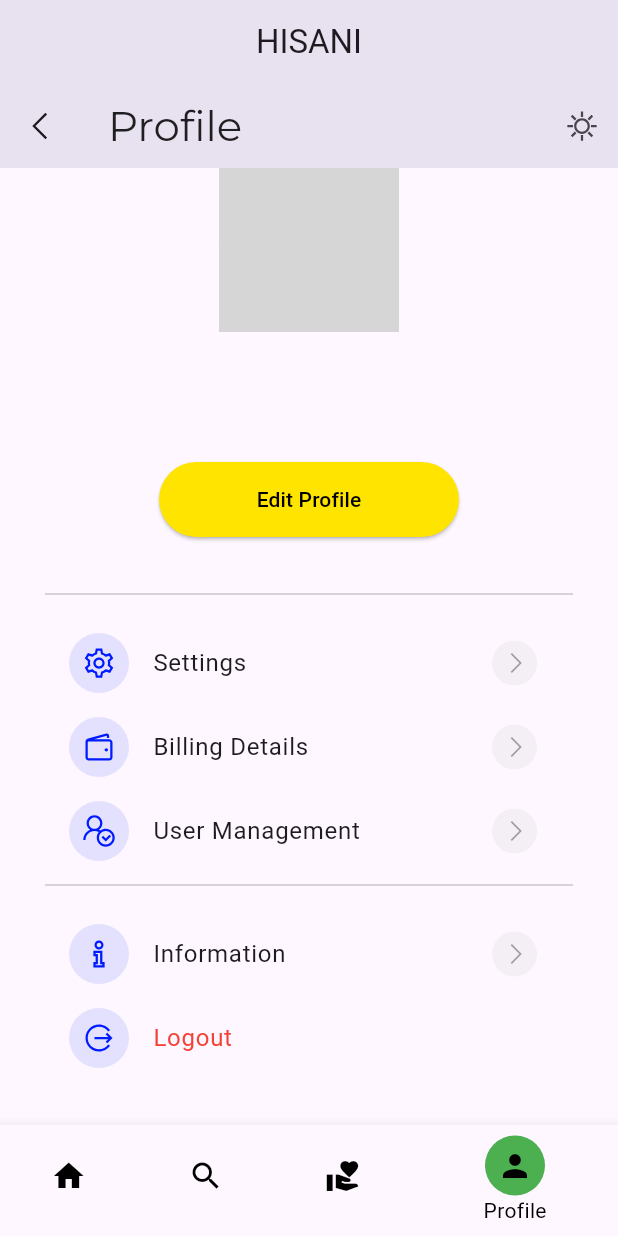
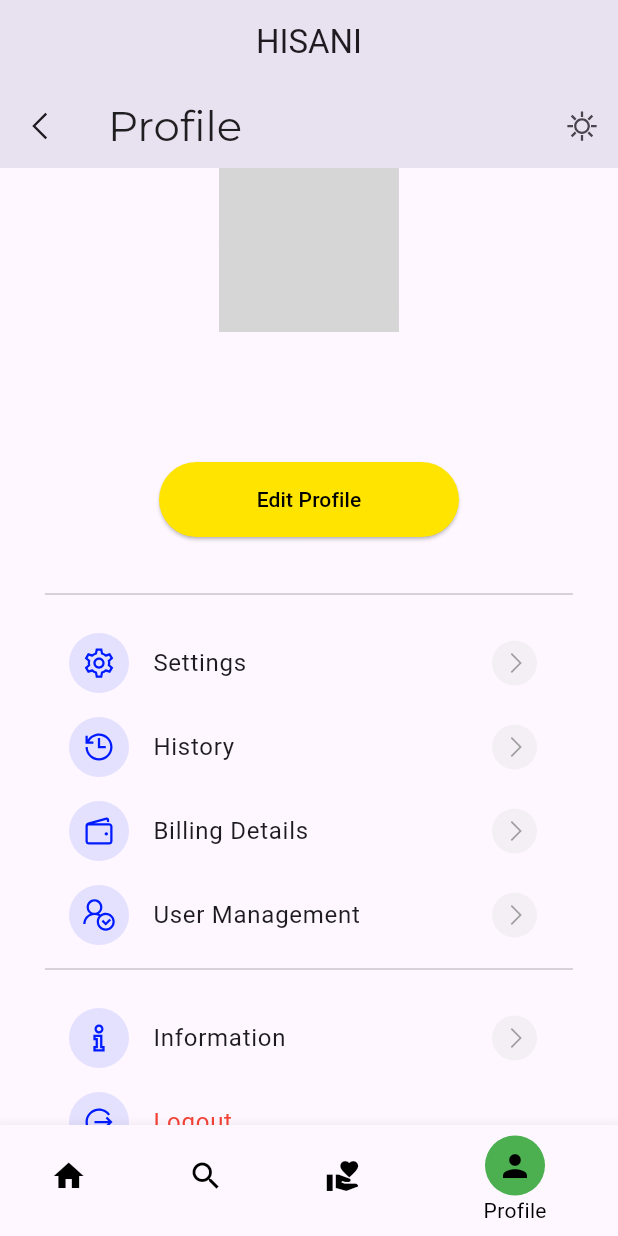
Before and after one commit to sweenymbuvi/Hisani, a Flutter app: the screen it shows once a user with an empty profile is signed in, item 4 of the bottom bar chosen, scrolled down 41 dp, on a phone screen of 412 x 824 dp. Run offline on Flutter 3.47's test engine with Material 3 defaults, Android fonts, the phone set to English and light mode, and no system bars; our stand-ins replace bloc, cloud_firestore, equatable, file_picker, firebase_auth, firebase_core and 13 more; missing offline and left inert: mpesa_flutter_plugin; accounts and stored records are empty; grey boxes are pictures that could not be loaded.

Commit message:
Profile screen updated with user history

```diff
--- a/lib/src/features/authentication/screens/profile/profile_screen.dart
+++ b/lib/src/features/authentication/screens/profile/profile_screen.dart
@@ -6,6 +6,7 @@ import 'package:hisani/src/constants/sizes.dart';
 import 'package:hisani/src/constants/text_strings.dart';
 import 'package:hisani/src/features/authentication/controllers/profile_controller.dart';
 import 'package:hisani/src/features/authentication/models/user_model.dart';
+import 'package:hisani/src/features/authentication/screens/dashboard/history_screen.dart';
 import 'package:hisani/src/features/authentication/screens/profile/update_profile_screen.dart';
 import 'package:hisani/src/features/authentication/screens/profile/widgets/profile_menu.dart';
 import 'package:hisani/src/repository/authentication_repository/authentication_repository.dart';
@@ -39,7 +40,7 @@ class ProfileScreen extends StatelessWidget {
         child: Container(
           padding: const EdgeInsets.all(tDefaultSize),
           child: FutureBuilder(
-            future: controller.getUserData(), // Fetch user data
+            future: controller.getUserData(),
             builder: (context, AsyncSnapshot<UserModel?> snapshot) {
               if (snapshot.connectionState == ConnectionState.done) {
                 if (snapshot.hasData) {
@@ -48,7 +49,6 @@ class ProfileScreen extends StatelessWidget {
                   return Column(
                     crossAxisAlignment: CrossAxisAlignment.center,
                     children: [
-                      // Profile Image and Edit Icon
                       GetBuilder<ProfileController>(
                         builder: (_) {
                           return Stack(
@@ -61,8 +61,7 @@ class ProfileScreen extends StatelessWidget {
                                             controller
                                                 .profileImageUrl!.isNotEmpty)
                                         ? NetworkImage(
-                                                controller.profileImageUrl!)
-                                            as ImageProvider
+                                            controller.profileImageUrl!)
                                         : const AssetImage(tProfileImage),
                               ),
                               Positioned(
@@ -100,8 +99,6 @@ class ProfileScreen extends StatelessWidget {
                         style: Theme.of(context).textTheme.bodyMedium,
                       ),
                       const SizedBox(height: 20),
-
-                      // Edit Profile Button
                       SizedBox(
                         width: 200,
                         child: ElevatedButton(
@@ -121,12 +118,23 @@ class ProfileScreen extends StatelessWidget {
                       const SizedBox(height: 30),
                       const Divider(),
                       const SizedBox(height: 10),
-
-                      // Profile Menu
                       ProfileMenuWidget(
                         title: "Settings",
                         icon: LineAwesomeIcons.cog_solid,
                         onPress: () {},
+                      ),
+                      ProfileMenuWidget(
+                        title: "History",
+                        icon: LineAwesomeIcons.history_solid,
+                        onPress: () async {
+                          final user = await controller.getUserData();
+                          if (user != null) {
+                            Get.to(
+                                () => HistoryScreen(fullName: user.fullName));
+                          } else {
+                            Get.snackbar("Error", "User data not found.");
+                          }
+                        },
                       ),
                       ProfileMenuWidget(
                         title: "Billing Details",
```
